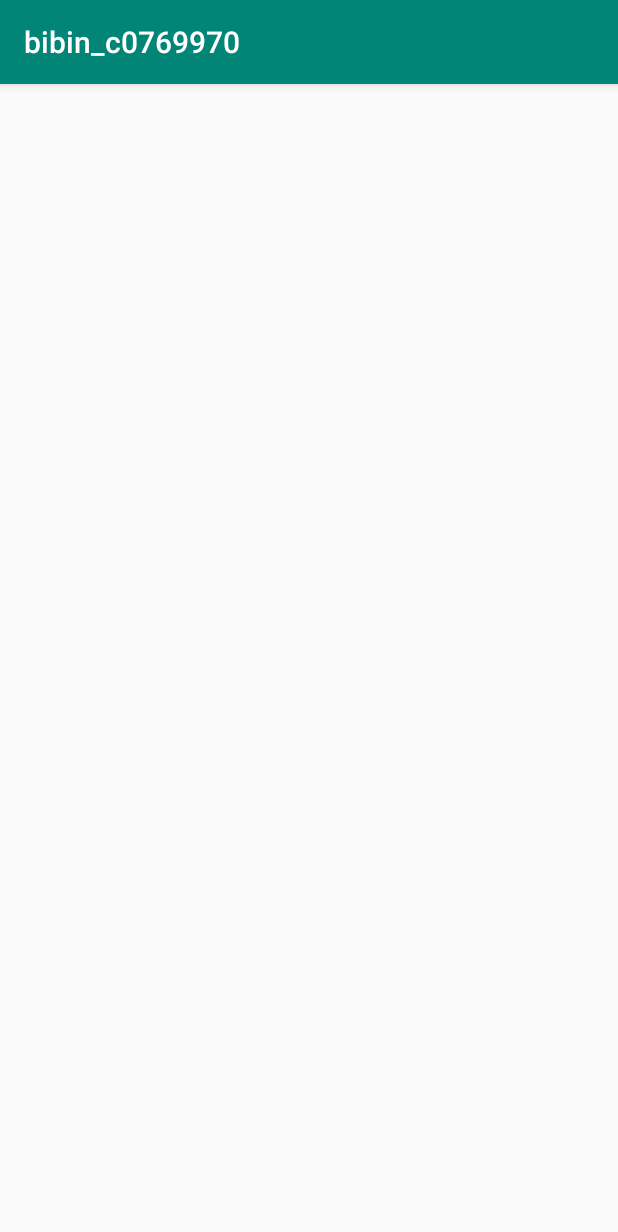
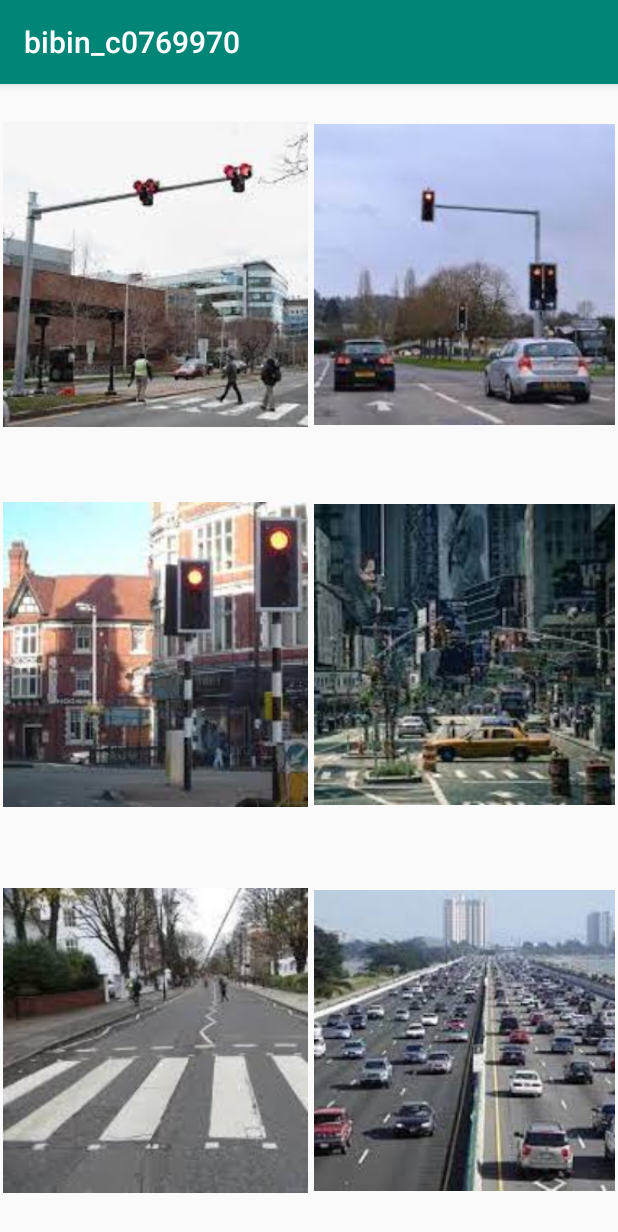
Before and after one commit to bibinthomas787/c0769970_FinalTest, an Android app: the ValidationActivity screen opened directly, with no data from a screen before it, on a phone screen of 412 x 824 dp. Shown: the top 1232 px of the screen. Run offline under Robolectric (Android 15) with nearby library versions, the phone set to English and light mode, and no system bars.

Commit message:
committed the changes for image validation

```diff
--- a/app/src/main/res/layout/activity_validation.xml
+++ b/app/src/main/res/layout/activity_validation.xml
@@ -5,15 +5,17 @@
     android:layout_width="match_parent"
     android:layout_height="match_parent"
     android:columnCount="2"
-    android:rowCount="2"
+    android:rowCount="8"
     android:orientation="horizontal"
     tools:context=".ValidationActivity">
 
     <ImageView
-        android:id="@+id/ph02"
+        android:id="@+id/img"
         android:layout_columnWeight="1"
         android:layout_margin="2dp"
         android:layout_rowWeight="1"
+        app:srcCompat="@drawable/img1"
+        android:layout_height="80dp"
         />
 
     <ImageView
@@ -21,6 +23,7 @@
         android:layout_columnWeight="1"
         android:layout_margin="2dp"
         android:layout_rowWeight="1"
+        app:srcCompat="@drawable/img2"
         />
 
     <ImageView
@@ -28,6 +31,7 @@
         android:layout_columnWeight="1"
         android:layout_margin="2dp"
         android:layout_rowWeight="1"
+        app:srcCompat="@drawable/img3"
         />
 
     <ImageView
@@ -37,6 +41,7 @@
         android:layout_columnWeight="1"
         android:layout_margin="2dp"
         android:layout_rowWeight="1"
+        app:srcCompat="@drawable/img4"
         />
 
     <ImageView
@@ -44,6 +49,7 @@
         android:layout_columnWeight="1"
         android:layout_margin="2dp"
         android:layout_rowWeight="1"
+        app:srcCompat="@drawable/img8"
         />
 
     <ImageView
@@ -51,17 +57,13 @@
         android:layout_columnWeight="1"
         android:layout_margin="2dp"
         android:layout_rowWeight="1"
-        />
-
-    <ImageView
-        android:id="@+id/ph08"
-        android:layout_columnWeight="1"
-        android:layout_margin="2dp"
-        android:layout_rowWeight="1"
+        app:srcCompat="@drawable/img9"
         />
 
 
 
 
 
+
+
 </GridLayout>
```
